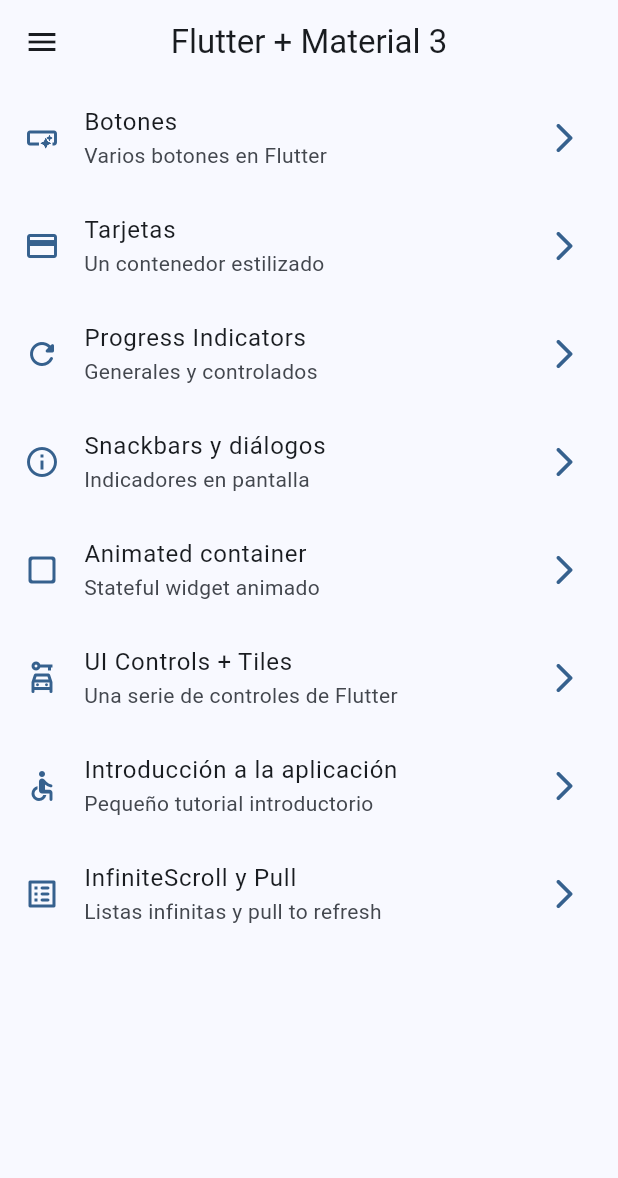
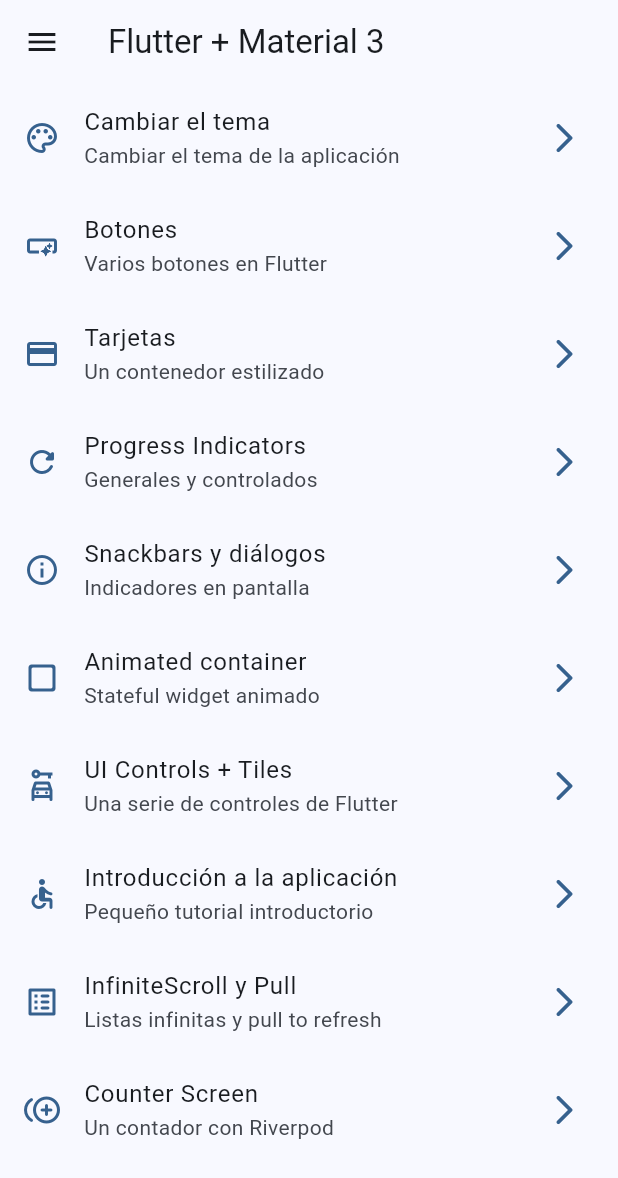
Before and after one commit to manuelduarte077/widgets_app, a Flutter app: the screen it shows after launch, on a phone screen of 412 x 824 dp. Shown: the top 1178 px of the screen. Run offline on Flutter 3.47's test engine with Material 2 defaults, Android fonts, the phone set to English and light mode, and no system bars; our stand-ins replace animate_do, flutter_riverpod, go_router.

Commit message:
change app colors using riverpod

```diff
--- a/lib/app/app.dart
+++ b/lib/app/app.dart
@@ -1,15 +1,19 @@
 import 'package:flutter/material.dart';
+import 'package:flutter_riverpod/flutter_riverpod.dart';
 import 'package:widgets_app/config/router/app_router.dart';
 import 'package:widgets_app/config/theme/app_theme.dart';
+import 'package:widgets_app/presentation/providers/theme_provider.dart';
 
-class MainApp extends StatelessWidget {
+class MainApp extends ConsumerWidget {
   const MainApp({super.key});
 
   @override
-  Widget build(BuildContext context) {
+  Widget build(BuildContext context, WidgetRef ref) {
+    final AppTheme appTheme = ref.watch(themeNotifierProvider);
+
     return MaterialApp.router(
       routerConfig: appRouter,
-      theme: AppTheme().getTheme(),
+      theme: appTheme.getTheme(),
     );
   }
 }
--- a/lib/config/menu/menu_items.dart
+++ b/lib/config/menu/menu_items.dart
@@ -15,6 +15,12 @@ class MenuItem {
 }
 
 const appMenuItems = <MenuItem>[
+  MenuItem(
+    title: 'Cambiar el tema',
+    subTitle: 'Cambiar el tema de la aplicación',
+    link: '/theme-changer',
+    icon: Icons.color_lens_outlined,
+  ),
   MenuItem(
       title: 'Botones',
       subTitle: 'Varios botones en Flutter',
@@ -55,4 +61,10 @@ const appMenuItems = <MenuItem>[
       subTitle: 'Listas infinitas y pull to refresh',
       link: '/infinite',
       icon: Icons.list_alt_rounded),
+  MenuItem(
+    title: 'Counter Screen',
+    subTitle: 'Un contador con Riverpod',
+    link: '/counter',
+    icon: Icons.control_point_duplicate_rounded,
+  ),
 ];
--- a/lib/config/router/app_router.dart
+++ b/lib/config/router/app_router.dart
@@ -1,5 +1,7 @@
 import 'package:go_router/go_router.dart';
+import 'package:widgets_app/presentation/screens/counter/counter_screen.dart';
 import 'package:widgets_app/presentation/screens/screens.dart';
+import 'package:widgets_app/presentation/screens/theme_changer/theme_changer_screen.dart';
 
 /// GoRouter configuration
 final appRouter = GoRouter(
@@ -50,5 +52,15 @@ final appRouter = GoRouter(
       name: InfiniteScrollScreen.name,
       builder: (context, state) => const InfiniteScrollScreen(),
     ),
+    GoRoute(
+      path: '/counter',
+      name: CounterScreen.name,
+      builder: (context, state) => const CounterScreen(),
+    ),
+    GoRoute(
+      path: '/theme-changer',
+      name: ThemeChangerScreen.name,
+      builder: (context, state) => const ThemeChangerScreen(),
+    ),
   ],
 );
--- a/lib/config/theme/app_theme.dart
+++ b/lib/config/theme/app_theme.dart
@@ -13,18 +13,25 @@ const colorList = <Color>[
 ];
 
 class AppTheme {
-  AppTheme({this.selectedColor = 0})
+  final bool isDarkmode;
+  final int selectedColor;
+
+  AppTheme({this.selectedColor = 0, this.isDarkmode = false})
       : assert(selectedColor >= 0, 'Selected color must be greater then 0'),
         assert(
           selectedColor < colorList.length,
           'Selected color must be less or equal than ${colorList.length - 1}',
         );
 
-  final int selectedColor;
-
   ThemeData getTheme() => ThemeData(
         useMaterial3: true,
+        brightness: isDarkmode ? Brightness.dark : Brightness.light,
         colorSchemeSeed: colorList[selectedColor],
-        appBarTheme: const AppBarTheme(centerTitle: true),
+        appBarTheme: const AppBarTheme(centerTitle: false),
+      );
+
+  AppTheme copyWith({int? selectedColor, bool? isDarkmode}) => AppTheme(
+        selectedColor: selectedColor ?? this.selectedColor,
+        isDarkmode: isDarkmode ?? this.isDarkmode,
       );
 }
--- /dev/null
+++ b/lib/presentation/providers/counter_provider.dart
@@ -0,0 +1,3 @@
+import 'package:flutter_riverpod/flutter_riverpod.dart';
+
+final counterProvider = StateProvider((ref) => 5);
--- a/lib/presentation/screens/home/home_screen.dart
+++ b/lib/presentation/screens/home/home_screen.dart
@@ -9,12 +9,17 @@ class HomeScreen extends StatelessWidget {
 
   @override
   Widget build(BuildContext context) {
+    final scaffoldKey = GlobalKey<ScaffoldState>();
+
     return Scaffold(
+      key: scaffoldKey,
       appBar: AppBar(
         title: const Text('Flutter + Material 3'),
       ),
       body: const _HomeView(),
-      drawer: const SideMenu(),
+      drawer: SideMenu(
+        scaffoldKey: scaffoldKey,
+      ),
     );
   }
 }
--- a/pubspec.yaml
+++ b/pubspec.yaml
@@ -10,8 +10,8 @@ dependencies:
   animate_do: ^3.0.2
   flutter:
     sdk: flutter
+  flutter_riverpod: ^2.3.2
   go_router: ^6.5.0
-  riverpod: ^2.3.2
 
 dev_dependencies:
   flutter_lints: ^2.0.0
```
Also changed, not shown: lib/main.dart (+7 -1 lines), lib/presentation/providers/theme_provider.dart (added, +29 -0 lines), lib/presentation/screens/counter/counter_screen.dart (added, +43 -0 lines), lib/presentation/screens/progress/progress_screen.dart (+14 -14 lines), lib/presentation/screens/theme_changer/theme_changer_screen.dart (added, +59 -0 lines), lib/presentation/widgets/side_menu.dart (+13 -3 lines), pubspec.lock.
